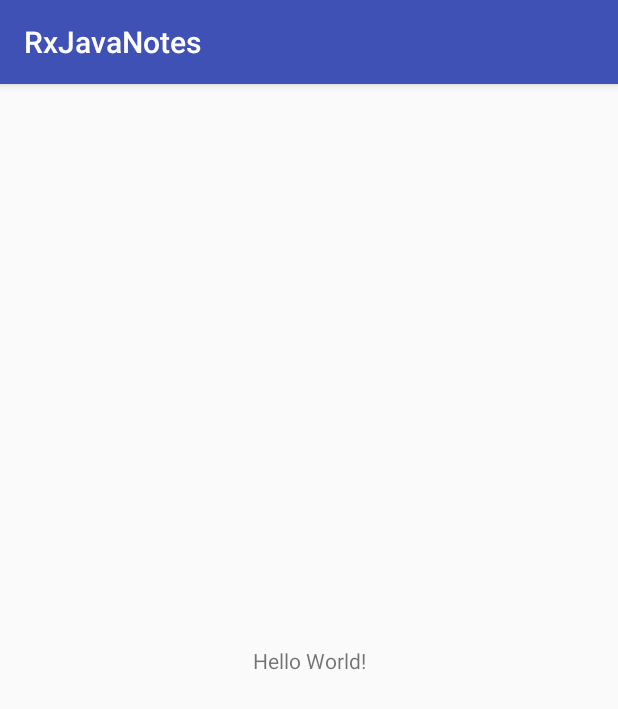
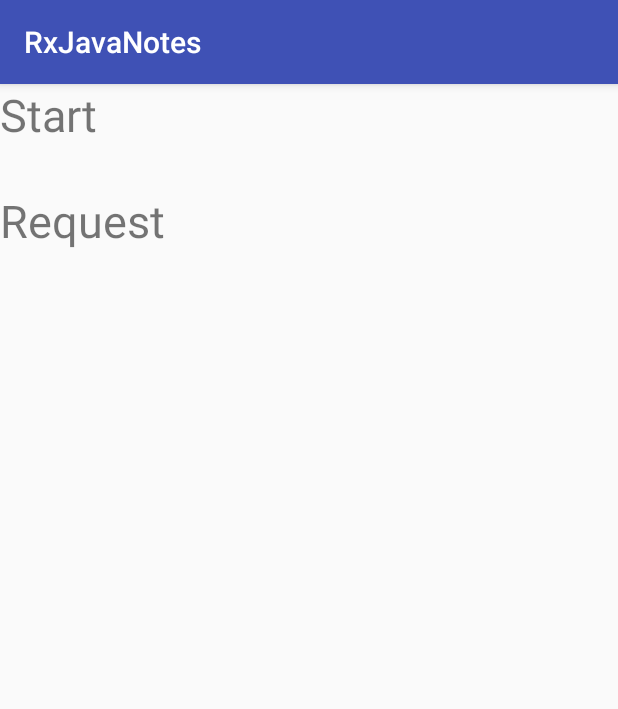
Before and after one commit to RayCourant/RxJavaNotes, an Android app: the screen it shows after launch (MainActivity), on a phone screen of 412 x 824 dp. Shown: the top 709 px of the screen. Run offline under Robolectric (Android 15) with nearby library versions, the phone set to English and light mode, and no system bars; our stand-ins replace RxJava.

Commit message:
Update Code

```diff
--- a/app/src/main/java/com/zhl/rxjavanotes/MainActivity.java
+++ b/app/src/main/java/com/zhl/rxjavanotes/MainActivity.java
@@ -1,12 +1,22 @@
 package com.zhl.rxjavanotes;
 
 import android.os.Bundle;
+import android.os.SystemClock;
 import android.support.v7.app.AppCompatActivity;
 import android.util.Log;
+import android.view.View;
+import android.widget.TextView;
+
+import org.reactivestreams.Subscriber;
+import org.reactivestreams.Subscription;
 
 import java.util.ArrayList;
 import java.util.concurrent.TimeUnit;
 
+import io.reactivex.BackpressureStrategy;
+import io.reactivex.Flowable;
+import io.reactivex.FlowableEmitter;
+import io.reactivex.FlowableOnSubscribe;
 import io.reactivex.Observable;
 import io.reactivex.ObservableEmitter;
 import io.reactivex.ObservableOnSubscribe;
@@ -21,14 +31,112 @@ import io.reactivex.functions.Consumer;
 import io.reactivex.functions.Function;
 import io.reactivex.schedulers.Schedulers;
 
-public class MainActivity extends AppCompatActivity {
+public class MainActivity extends AppCompatActivity implements View.OnClickListener {
     private static final String TAG = "MainActivity";
     private CompositeDisposable mCompositeDisposable;
+    private TextView mTvStart;
+    private TextView mTvRequest;
+    private Subscription mSubscription;
 
     @Override
     protected void onCreate(Bundle savedInstanceState) {
         super.onCreate(savedInstanceState);
         setContentView(R.layout.activity_main);
+        initView();
+        mCompositeDisposable = new CompositeDisposable();
+        mTvStart.setOnClickListener(new View.OnClickListener() {
+            @Override
+            public void onClick(View v) {
+                sample8();
+            }
+        });
+
+        mTvRequest.setOnClickListener(new View.OnClickListener() {
+            @Override
+            public void onClick(View v) {
+                mSubscription.request(128);
+            }
+        });
+    }
+
+    /**
+     *
+     */
+    private void sample8() {
+        Flowable.create(new FlowableOnSubscribe<Integer>() {
+            @Override
+            public void subscribe(FlowableEmitter<Integer> e) throws Exception {
+                /*Log.d(TAG, "subscribe: emit1");
+                e.onNext(1);
+                Log.d(TAG, "subscribe: emit2");
+                e.onNext(2);
+                Log.d(TAG, "subscribe: emit3");
+                e.onNext(3);
+                Log.d(TAG, "subscribe: emit4");
+                e.onNext(4);
+                Log.d(TAG, "subscribe: emit onComplete");
+                e.onComplete();*/
+                for (int i = 0;i < 10000 ; i++) {
+//                    Log.d(TAG, "subscribe: emit" + i);
+                    SystemClock.sleep(100);
+                    e.onNext(i);
+                }
+            }
+        }, BackpressureStrategy.LATEST)
+                .subscribeOn(Schedulers.io())
+                .observeOn(AndroidSchedulers.mainThread())
+                .subscribe(new Subscriber<Integer>() {
+                    @Override
+                    public void onSubscribe(Subscription s) {
+                        Log.d(TAG, "onSubscribe: ");
+                        mSubscription = s;
+                        s.request(128);
+                    }
+
+                    @Override
+                    public void onNext(Integer i) {
+                        Log.d(TAG, "onNext: " + i);
+                    }
+
+                    @Override
+                    public void onError(Throwable t) {
+                        Log.d(TAG, "onError: " + t);
+                    }
+
+                    @Override
+                    public void onComplete() {
+                        Log.d(TAG, "onComplete: ");
+                    }
+                });
+    }
+
+    /**
+     * Backpressure
+     */
+    private void sample7() {
+        Observable.create(new ObservableOnSubscribe<Integer>() {
+            @Override
+            public void subscribe(ObservableEmitter<Integer> e) throws Exception {
+                for (int i = 0; ; i++) {
+                    e.onNext(i);
+                }
+            }
+        })
+                .subscribeOn(Schedulers.io())
+//                .filter(new Predicate<Integer>() {
+//                    @Override
+//                    public boolean test(Integer integer) throws Exception {
+//                        return integer % 1000 == 0;
+//                    }
+//                })
+                .sample(2, TimeUnit.SECONDS)
+                .observeOn(AndroidSchedulers.mainThread())
+                .subscribe(new Consumer<Integer>() {
+                    @Override
+                    public void accept(Integer integer) throws Exception {
+                        Log.d(TAG, "accept: " + integer);
+                    }
+                });
     }
 
     /**
@@ -263,4 +371,14 @@ public class MainActivity extends AppCompatActivity {
         mCompositeDisposable.dispose();
         super.onDestroy();
     }
+
+    @Override
+    public void onClick(View v) {
+
+    }
+
+    private void initView() {
+        mTvStart = (TextView) findViewById(R.id.tv_start);
+        mTvRequest = (TextView) findViewById(R.id.tv_request);
+    }
 }
--- a/app/src/main/res/layout/activity_main.xml
+++ b/app/src/main/res/layout/activity_main.xml
@@ -1,19 +1,34 @@
 <?xml version="1.0" encoding="utf-8"?>
-<android.support.constraint.ConstraintLayout
+<LinearLayout
     xmlns:android="http://schemas.android.com/apk/res/android"
     xmlns:app="http://schemas.android.com/apk/res-auto"
     xmlns:tools="http://schemas.android.com/tools"
     android:layout_width="match_parent"
     android:layout_height="match_parent"
+    android:orientation="vertical"
     tools:context="com.zhl.rxjavanotes.MainActivity">
 
     <TextView
+        android:id="@+id/tv_start"
+        android:textSize="30dp"
         android:layout_width="wrap_content"
         android:layout_height="wrap_content"
-        android:text="Hello World!"
+        android:text="Start"
         app:layout_constraintBottom_toBottomOf="parent"
         app:layout_constraintLeft_toLeftOf="parent"
         app:layout_constraintRight_toRightOf="parent"
         app:layout_constraintTop_toTopOf="parent"/>
 
-</android.support.constraint.ConstraintLayout>
+    <TextView
+        android:id="@+id/tv_request"
+        android:textSize="30dp"
+        android:layout_width="wrap_content"
+        android:layout_height="wrap_content"
+        android:text="Request"
+        android:layout_marginTop="30dp"
+        app:layout_constraintBottom_toBottomOf="parent"
+        app:layout_constraintLeft_toLeftOf="parent"
+        app:layout_constraintRight_toRightOf="parent"
+        app:layout_constraintTop_toTopOf="parent"/>
+
+</LinearLayout>
--- a/gradle.properties
+++ b/gradle.properties
@@ -15,3 +15,4 @@ org.gradle.jvmargs=-Xmx1536m
 # This option should only be used with decoupled projects. More details, visit
 # http://www.gradle.org/docs/current/userguide/multi_project_builds.html#sec:decoupled_projects
 # org.gradle.parallel=true
+android.injected.testOnly = false
```
Also changed, not shown: 1 other file.
